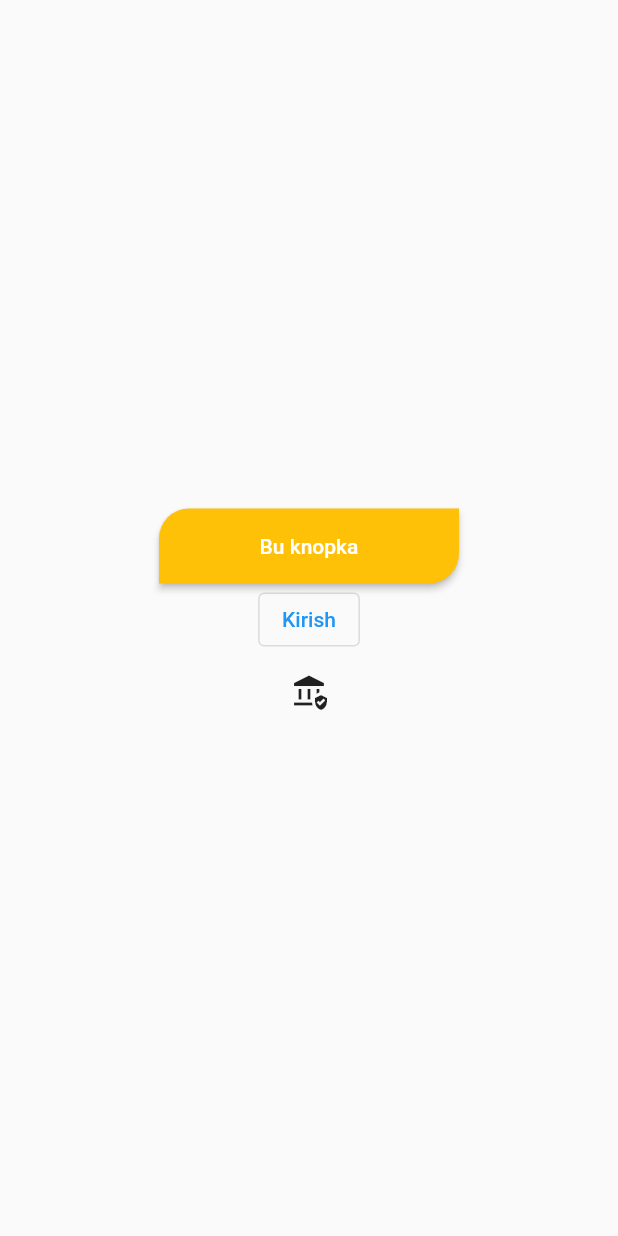
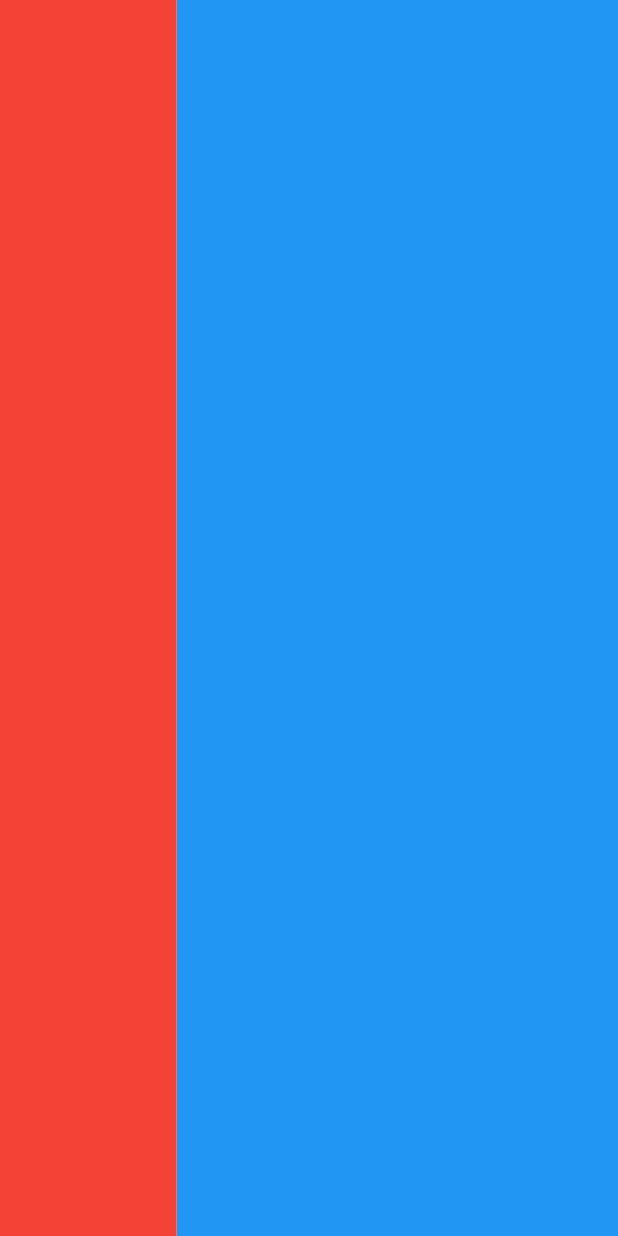
Before and after one commit to Asadbek-IP/lesson5, a Flutter app: the screen it shows after launch, on a phone screen of 412 x 824 dp. Run offline on Flutter 3.47's test engine with Material 2 defaults, Android fonts, the phone set to English and light mode, and no system bars.

Commit message:
finishh lesson5

```diff
--- a/lib/main.dart
+++ b/lib/main.dart
@@ -1,12 +1,8 @@
 import 'package:flutter/material.dart';
-import 'package:lesson5/pages/button_page.dart';
-import 'package:lesson5/pages/full.dart';
-import 'package:lesson5/pages/home_page.dart';
-import 'package:lesson5/pages/image_page.dart';
-import 'package:lesson5/pages/less.dart';
+import 'package:lesson5/pages/expanded_page.dart';
 
 void main(List<String> args) {
-  runApp(MeningIlovam());
+  runApp(const MeningIlovam());
 }
 
 class MeningIlovam extends StatefulWidget {
@@ -19,6 +15,6 @@ class MeningIlovam extends StatefulWidget {
 class _MeningIlovamState extends State<MeningIlovam> {
   @override
   Widget build(BuildContext context) {
-    return MaterialApp(home: ButtonPage());
+    return const MaterialApp(home: ExpandedPage());
   }
 }
--- /dev/null
+++ b/lib/pages/expanded_page.dart
@@ -0,0 +1,27 @@
+import 'package:flutter/material.dart';
+
+class ExpandedPage extends StatelessWidget {
+  const ExpandedPage({super.key});
+
+  @override
+  Widget build(BuildContext context) {
+    return Scaffold(
+      body: Row(
+        children: [
+          Expanded(
+            flex: 2,
+            child: Container(
+              color: Colors.red,
+            ),
+          ),
+          Expanded(
+            flex: 5,
+            child: Container(
+              color: Colors.blue,
+            ),
+          ),
+        ],
+      ),
+    );
+  }
+}
```
Also changed, not shown: lib/pages/column_page.dart (added, +35 -0 lines), lib/pages/container_page.dart (added, +19 -0 lines), lib/pages/row_page.dart (added, +33 -0 lines), lib/pages/stack_page.dart (added, +48 -0 lines).
